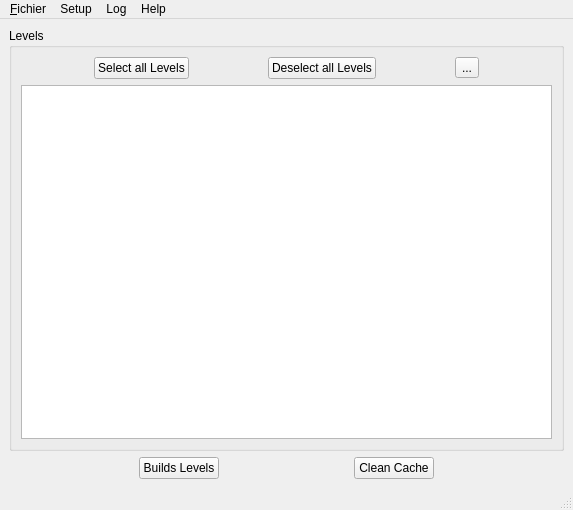
The window that BatchLightUE4/Views/WindowsMainWindows.ui (shenyu0403/BatchBuildLightUE4) describes before a commit, drawn with Qt 5.
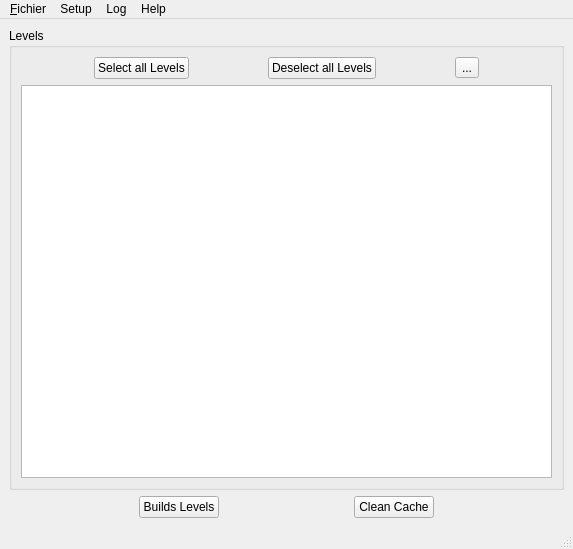
The same window after the commit. Icons and pictures are not drawn.

Commit message: Add more icon, change the path to be relative with the setup

```diff
--- a/BatchLightUE4/Views/WindowsMainWindows.ui
+++ b/BatchLightUE4/Views/WindowsMainWindows.ui
@@ -7,7 +7,7 @@
     <x>0</x>
     <y>0</y>
     <width>573</width>
-    <height>510</height>
+    <height>549</height>
    </rect>
   </property>
   <property name="windowTitle">
@@ -147,6 +147,16 @@
           <property name="text">
            <string>Builds Levels</string>
           </property>
+          <property name="icon">
+           <iconset>
+            <normaloff>../Ressources/gear.png</normaloff>../Ressources/gear.png</iconset>
+          </property>
+          <property name="iconSize">
+           <size>
+            <width>16</width>
+            <height>16</height>
+           </size>
+          </property>
          </widget>
         </item>
         <item>
```
Left out of the diff: 36 changed lines with no effect on the pictures. The commit also changes 1 other file.
